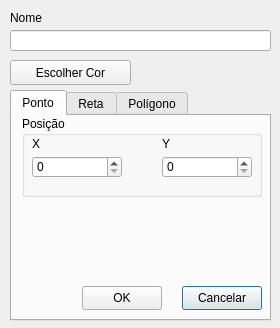
Qt form UI/AddObject.ui (ricardofachini/trabalho1-transformada-viewport) before a commit.
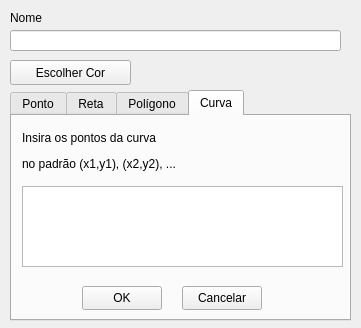
The same form after that commit. The open tabs and pages were chosen to show the change.

Commit message: implementa curva bezier

The edit to the form file:
```diff
--- a/UI/AddObject.ui
+++ b/UI/AddObject.ui
@@ -6,7 +6,7 @@
    <rect>
     <x>0</x>
     <y>0</y>
-    <width>280</width>
+    <width>361</width>
     <height>328</height>
    </rect>
   </property>
@@ -31,7 +31,7 @@
     <rect>
      <x>10</x>
      <y>30</y>
-     <width>261</width>
+     <width>331</width>
      <height>21</height>
     </rect>
    </property>
@@ -41,7 +41,7 @@
     <rect>
      <x>10</x>
      <y>90</y>
-     <width>261</width>
+     <width>341</width>
      <height>231</height>
     </rect>
    </property>
@@ -83,7 +83,7 @@
       <rect>
        <x>10</x>
        <y>0</y>
-       <width>240</width>
+       <width>321</width>
        <height>81</height>
       </rect>
      </property>
@@ -466,6 +466,60 @@
      </widget>
     </widget>
    </widget>
+   <widget class="QWidget" name="tabCurve">
+    <attribute name="title">
+     <string>Curva</string>
+    </attribute>
+    <widget class="QLabel" name="label">
+     <property name="geometry">
+      <rect>
+       <x>10</x>
+       <y>10</y>
+       <width>311</width>
+       <height>51</height>
+      </rect>
+     </property>
+     <property name="text">
+      <string>&lt;html&gt;&lt;head/&gt;&lt;body&gt;&lt;p&gt;Insira os pontos da curva &lt;/p&gt;&lt;p&gt;no padrão (x1,y1), (x2,y2), ...&lt;/p&gt;&lt;/body&gt;&lt;/html&gt;</string>
+     </property>
+    </widget>
+    <widget class="QTextEdit" name="curvePointsTextEdit">
+     <property name="geometry">
+      <rect>
+       <x>10</x>
+       <y>70</y>
+       <width>321</width>
+       <height>81</height>
+      </rect>
+     </property>
+    </widget>
+    <widget class="QPushButton" name="okCurveButton">
+     <property name="geometry">
+      <rect>
+       <x>70</x>
+       <y>170</y>
+       <width>80</width>
+       <height>24</height>
+      </rect>
+     </property>
+     <property name="text">
+      <string>OK</string>
+     </property>
+    </widget>
+    <widget class="QPushButton" name="cancelCurveButton">
+     <property name="geometry">
+      <rect>
+       <x>170</x>
+       <y>170</y>
+       <width>80</width>
+       <height>24</height>
+      </rect>
+     </property>
+     <property name="text">
+      <string>Cancelar</string>
+     </property>
+    </widget>
+   </widget>
   </widget>
   <widget class="QPushButton" name="pickColor">
    <property name="geometry">
```
Left out of the diff: 8 changed lines with no effect on the pictures. The commit also changes 7 other files.
